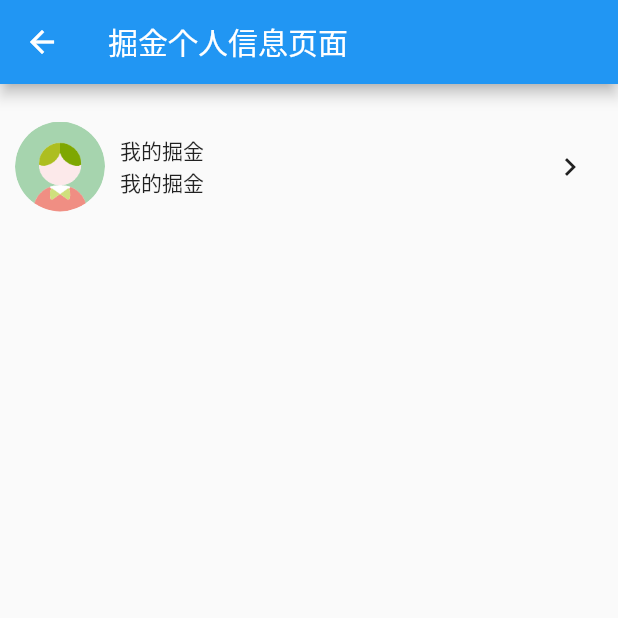
After one commit to rcj60560/flatter_wanandroid, a Flutter app: the JuejinMine screen opened directly, on a phone screen of 412 x 824 dp, the top half of it. The commit adds this screen. Run offline on Flutter 3.47's test engine with Material 2 defaults, Android fonts, the phone set to English and light mode, and no system bars; our stand-ins replace flutter_easyrefresh, flutter_swiper; missing offline and left inert: flutter_webview_plugin; network calls fail.

Commit message:
掘金我的 头

```diff
--- a/lib/page/android/widget_page.dart
+++ b/lib/page/android/widget_page.dart
@@ -1,6 +1,7 @@
 import 'package:flutter/cupertino.dart';
 import 'package:flutter/material.dart';
 import 'package:flutter_app/page/widget/juejin_me.dart';
+import 'package:flutter_app/page/widget/juejin_mine.dart';
 import 'package:flutter_app/page/widget/layout_widget_row.dart';
 import 'package:flutter_app/page/widget/layout_widget_stack.dart';
 import 'package:flutter_app/page/widget/layout_widget_wrap.dart';
@@ -8,7 +9,7 @@ import 'package:flutter_app/page/widget/layout_widget_wrap.dart';
 class WidgetPage extends StatelessWidget {
   final TextEditingController _controller = TextEditingController();
   final ScrollController _scrollController = ScrollController();
-  final List datas = List.from(["Row and Column", "Stack", "流式布局", "掘金 我的页面"]);
+  final List datas = List.from(["Row and Column", "Stack", "流式布局", "掘金 我的页面","掘金 个人信息头部"]);
 
   //test github.login
 
@@ -53,6 +54,12 @@ class WidgetPage extends StatelessWidget {
               return JueJinMe();
             }));
             break;
+
+          case 4:
+            Navigator.of(context).push(MaterialPageRoute(builder: (context){
+              return JuejinMine();
+            }));
+            break;
         }
       },
       child: Card(
--- a/lib/page/widget/juejin_me.dart
+++ b/lib/page/widget/juejin_me.dart
@@ -22,7 +22,7 @@ class JueJinMeState extends State<JueJinMe> {
         child: ListView(
           children: List.generate(5, (index) {
             return Container(
-              child: JueJinItem("sdf","11"),
+              child: JueJinItem("我的",index.toString()),
             );
           }),
         ),
--- /dev/null
+++ b/lib/page/widget/juejin_mine.dart
@@ -0,0 +1,48 @@
+import 'package:flutter/cupertino.dart';
+import 'package:flutter/material.dart';
+
+class JuejinMine extends StatelessWidget {
+  @override
+  Widget build(BuildContext context) {
+    return Scaffold(
+      appBar: AppBar(
+        title: Text("掘金个人信息页面"),
+      ),
+      body: Container(
+        height: 90,
+        margin: EdgeInsets.all(10),
+        child: Row(
+          children: <Widget>[
+            _image(),
+            SizedBox(width: 10),
+            Expanded(child: _center()),
+            Icon(Icons.chevron_right),
+            SizedBox(width: 10)
+          ],
+        ),
+      ),
+    );
+  }
+
+  Widget _image() {
+    return Container(
+      width: 60,
+      height: 60,
+      decoration: BoxDecoration(
+          shape: BoxShape.circle,
+          image: DecorationImage(image: AssetImage('images/head.png'))),
+    );
+  }
+
+  Widget _center() {
+    return Column(
+      crossAxisAlignment: CrossAxisAlignment.start,
+      mainAxisAlignment: MainAxisAlignment.center,
+      children: <Widget>[Text("我的掘金"), Text("我的掘金")],
+    );
+  }
+
+  Widget _right() {
+    return null;
+  }
+}
--- a/pubspec.yaml
+++ b/pubspec.yaml
@@ -79,3 +79,4 @@ flutter:
 
   assets:
     - images/cover.jpg
+    - images/head.png
```
Also changed, not shown: images/head.png (added), 1 other file.
